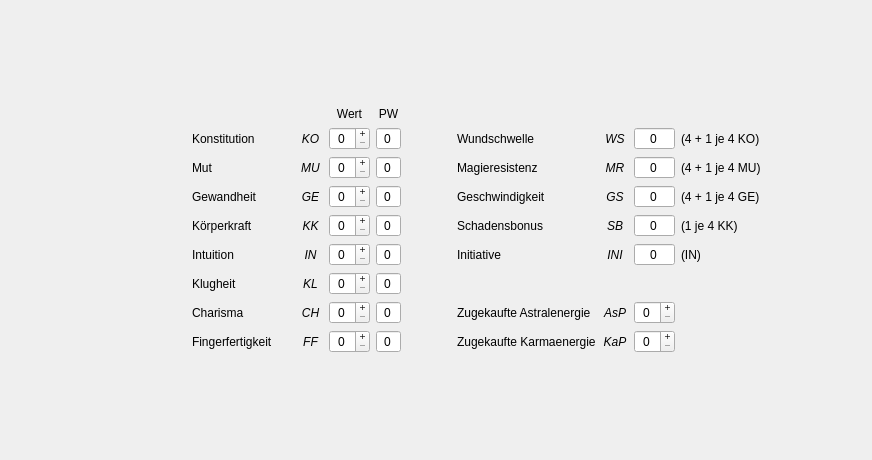
First picture: the form in UI/CharakterAttribute.ui, repository Aeolitus/Sephrasto, before the edit.
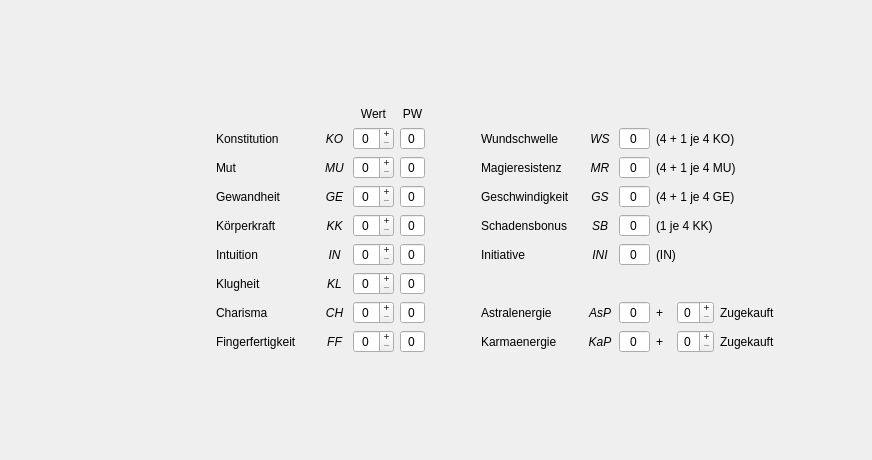
Second picture: the form after the edit.

Commit message: Attribute Tab now shows the base value for AsP and KaP. Fixes #35.

```diff
--- a/UI/CharakterAttribute.ui
+++ b/UI/CharakterAttribute.ui
@@ -594,19 +594,6 @@
        </property>
       </widget>
      </item>
-     <item row="8" column="8">
-      <widget class="QSpinBox" name="spinAsP">
-       <property name="alignment">
-        <set>Qt::AlignCenter</set>
-       </property>
-       <property name="readOnly">
-        <bool>false</bool>
-       </property>
-       <property name="buttonSymbols">
-        <enum>QAbstractSpinBox::PlusMinus</enum>
-       </property>
-      </widget>
-     </item>
      <item row="1" column="3">
       <widget class="QLabel" name="label_16">
        <property name="text">
@@ -763,19 +750,6 @@
        </property>
       </spacer>
      </item>
-     <item row="9" column="8">
-      <widget class="QSpinBox" name="spinKaP">
-       <property name="alignment">
-        <set>Qt::AlignCenter</set>
-       </property>
-       <property name="readOnly">
-        <bool>false</bool>
-       </property>
-       <property name="buttonSymbols">
-        <enum>QAbstractSpinBox::PlusMinus</enum>
-       </property>
-      </widget>
-     </item>
      <item row="9" column="6">
       <widget class="QLabel" name="lblKapZugekauft">
        <property name="minimumSize">
@@ -785,7 +759,7 @@
         </size>
        </property>
        <property name="text">
-        <string>Zugekaufte Karmaenergie</string>
+        <string>Karmaenergie</string>
        </property>
       </widget>
      </item>
@@ -827,7 +801,7 @@
      <item row="8" column="6">
       <widget class="QLabel" name="label_14">
        <property name="text">
-        <string>Zugekaufte Astralenergie</string>
+        <string>Astralenergie</string>
        </property>
       </widget>
      </item>
@@ -1056,6 +1030,139 @@
        </property>
       </widget>
      </item>
+     <item row="8" column="9">
+      <layout class="QHBoxLayout" name="horizontalLayout">
+       <item>
+        <widget class="QLabel" name="label_33">
+         <property name="maximumSize">
+          <size>
+           <width>15</width>
+           <height>16777215</height>
+          </size>
+         </property>
+         <property name="text">
+          <string>+</string>
+         </property>
+         <property name="alignment">
+          <set>Qt::AlignLeading|Qt::AlignLeft|Qt::AlignVCenter</set>
+         </property>
+        </widget>
+       </item>
+       <item>
+        <widget class="QSpinBox" name="spinAsP">
+         <property name="maximumSize">
+          <size>
+           <width>37</width>
+           <height>16777215</height>
+          </size>
+         </property>
+         <property name="alignment">
+          <set>Qt::AlignCenter</set>
+         </property>
+         <property name="readOnly">
+          <bool>false</bool>
+         </property>
+         <property name="buttonSymbols">
+          <enum>QAbstractSpinBox::PlusMinus</enum>
+         </property>
+         <property name="prefix">
+          <string/>
+         </property>
+        </widget>
+       </item>
+       <item>
+        <widget class="QLabel" name="label_15">
+         <property name="text">
+          <string>Zugekauft</string>
+         </property>
+        </widget>
+       </item>
+      </layout>
+     </item>
+     <item row="9" column="9">
+      <layout class="QHBoxLayout" name="horizontalLayout_2">
+       <item>
+        <widget class="QLabel" name="label_34">
+         <property name="maximumSize">
+          <size>
+           <width>15</width>
+           <height>16777215</height>
+          </size>
+         </property>
+         <property name="text">
+          <string>+</string>
+         </property>
+         <property name="alignment">
+          <set>Qt::AlignLeading|Qt::AlignLeft|Qt::AlignVCenter</set>
+         </property>
+        </widget>
+       </item>
+       <item>
+        <widget class="QSpinBox" name="spinKaP">
+         <property name="maximumSize">
+          <size>
+           <width>37</width>
+           <height>16777215</height>
+          </size>
+         </property>
+         <property name="alignment">
+          <set>Qt::AlignCenter</set>
+         </property>
+         <property name="readOnly">
+          <bool>false</bool>
+         </property>
+         <property name="buttonSymbols">
+          <enum>QAbstractSpinBox::PlusMinus</enum>
+         </property>
+        </widget>
+       </item>
+       <item>
+        <widget class="QLabel" name="label_32">
+         <property name="text">
+          <string>Zugekauft</string>
+         </property>
+        </widget>
+       </item>
+      </layout>
+     </item>
+     <item row="8" column="8">
+      <widget class="QSpinBox" name="abAsP">
+       <property name="focusPolicy">
+        <enum>Qt::NoFocus</enum>
+       </property>
+       <property name="alignment">
+        <set>Qt::AlignCenter</set>
+       </property>
+       <property name="readOnly">
+        <bool>true</bool>
+       </property>
+       <property name="buttonSymbols">
+        <enum>QAbstractSpinBox::NoButtons</enum>
+       </property>
+       <property name="maximum">
+        <number>999</number>
+       </property>
+      </widget>
+     </item>
+     <item row="9" column="8">
+      <widget class="QSpinBox" name="abKaP">
+       <property name="focusPolicy">
+        <enum>Qt::NoFocus</enum>
+       </property>
+       <property name="alignment">
+        <set>Qt::AlignCenter</set>
+       </property>
+       <property name="readOnly">
+        <bool>true</bool>
+       </property>
+       <property name="buttonSymbols">
+        <enum>QAbstractSpinBox::NoButtons</enum>
+       </property>
+       <property name="maximum">
+        <number>999</number>
+       </property>
+      </widget>
+     </item>
     </layout>
    </item>
   </layout>
```
Left out of the diff: 13 changed lines with no effect on the pictures. The commit also changes 2 other files.
